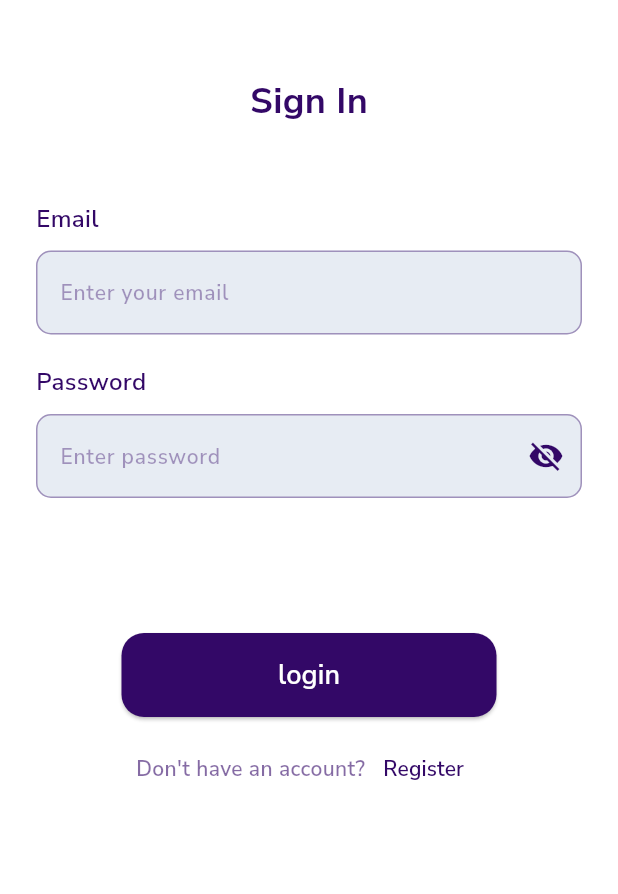
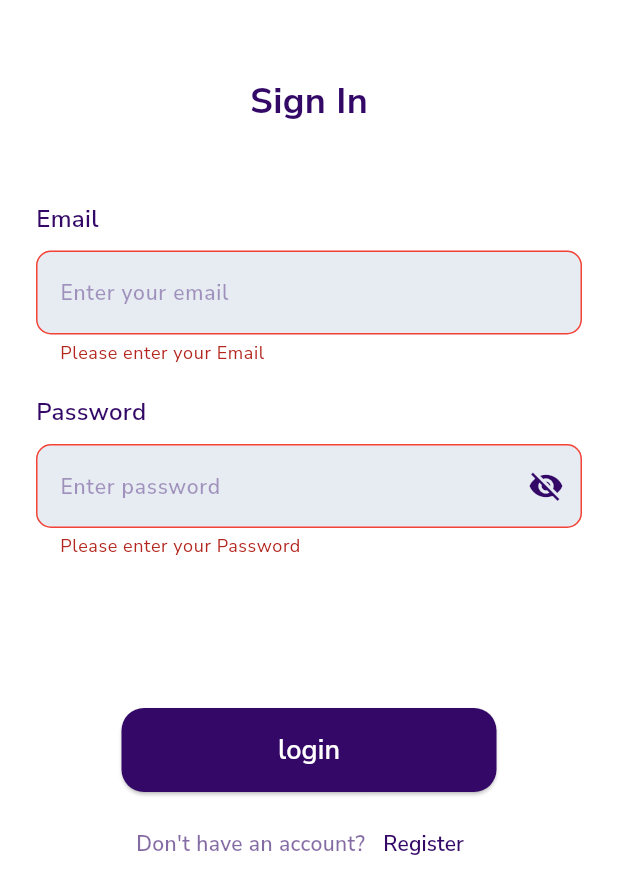
Before and after one commit to KhaledElalfy1/Skin-Sight-AI, a Flutter app: the SignInView screen opened directly, after a tap on "login", on a phone screen of 412 x 824 dp. Shown: the top 894 px of the screen. Run offline on Flutter 3.47's test engine with Material 3 defaults, Android fonts, the light colour scheme and no system bars; our stand-ins replace bloc, dartz, dio, flutter_bloc, fluttertoast, get_it and 4 more; accounts and stored records are empty.

Commit message:
finish sign in and cache token and onboarding

```diff
--- a/lib/core/database/api/end_points.dart
+++ b/lib/core/database/api/end_points.dart
@@ -1,4 +1,5 @@
 class EndPoints {
+  static String baseUrl = 'https://skin-sight.runasp.net';
   static String register = '/api/auth/register';
   static String login = '/api/auth/login';
 }
--- /dev/null
+++ b/lib/features/auth/data/models/sign_in_request_model.dart
@@ -0,0 +1,16 @@
+class SignInRequestModel {
+  final String email;
+  final String password;
+
+  SignInRequestModel({
+    required this.email,
+    required this.password,
+  });
+
+  Map<String, dynamic> toJson() {
+    return {
+      'email': email,
+      'password': password,
+    };
+  }
+}
--- a/lib/features/auth/data/repos/sign_in_repo.dart
+++ b/lib/features/auth/data/repos/sign_in_repo.dart
@@ -1,9 +1,9 @@
 import 'package:dartz/dartz.dart';
 import 'package:skin_sight_ai/core/database/api/api_error_model.dart';
+import 'package:skin_sight_ai/features/auth/data/models/sign_in_request_model.dart';
 
 abstract class SignInRepo {
   Future<Either<ApiErrorModel, String>> login({
-    required String email,
-    required String password,
+    required SignInRequestModel signInRequestModel
   });
 }
--- a/lib/features/auth/presentation/view_models/sign_in_cubit/sign_in_state.dart
+++ b/lib/features/auth/presentation/view_models/sign_in_cubit/sign_in_state.dart
@@ -1,6 +1,6 @@
-part of 'sign_in_cubit.dart';
 
-@immutable
+import 'package:skin_sight_ai/core/database/api/api_error_model.dart';
+
 sealed class SignInState {}
 
 final class SignUpInitial extends SignInState {}
--- a/lib/features/auth/presentation/views/widgets/custom_text_form_field.dart
+++ b/lib/features/auth/presentation/views/widgets/custom_text_form_field.dart
@@ -9,12 +9,14 @@ class CustomTextFormField extends StatefulWidget {
     required this.controller,
     required this.keyboardType,
     required this.isSuffixIcon,
+    this.isSecure = false,
     this.validator,
   });
   final String label, hintText;
   final TextEditingController controller;
   final TextInputType keyboardType;
   final bool isSuffixIcon;
+  final bool isSecure;
   final String? Function(String?)? validator;
 
   @override
@@ -22,7 +24,12 @@ class CustomTextFormField extends StatefulWidget {
 }
 
 class _CustomTextFormFieldState extends State<CustomTextFormField> {
-  bool isSecure = true;
+  late bool isSecure;
+  @override
+  void initState() {
+    isSecure = widget.isSecure;
+    super.initState();
+  }
 
   @override
   Widget build(BuildContext context) {
--- /dev/null
+++ b/lib/features/auth/presentation/views/widgets/sign_in_bloc_consumer.dart
@@ -0,0 +1,51 @@
+import 'package:flutter/material.dart';
+import 'package:flutter_bloc/flutter_bloc.dart';
+import 'package:skin_sight_ai/core/helpers/extentions.dart';
+import 'package:skin_sight_ai/core/routers/routing.dart';
+import 'package:skin_sight_ai/core/utils/app_colors.dart';
+import 'package:skin_sight_ai/core/widgets/custom_elevated_button.dart';
+import 'package:skin_sight_ai/core/widgets/toast.dart';
+import 'package:skin_sight_ai/features/auth/presentation/view_models/sign_in_cubit/sign_in_cubit.dart';
+import 'package:skin_sight_ai/features/auth/presentation/view_models/sign_in_cubit/sign_in_state.dart';
+
+class SignInBlocConsumer extends StatelessWidget {
+  const SignInBlocConsumer({
+    super.key,
+  });
+
+  @override
+  Widget build(BuildContext context) {
+    return BlocConsumer<SignInCubit, SignInState>(
+      listener: (context, state) {
+        if (state is SignUpSuccess) {
+          context.pushNamedAndRemoveUntil(
+            Routing.home,
+            predicate: (route) => false,
+          );
+        } else if (state is SignUpFailure) {
+          return errorToast(message: state.apiErrorModel.message ?? '');
+        }
+      },
+      builder: (context, state) {
+        return state is SignUpLoading
+            ? const Center(
+                child: CircularProgressIndicator(
+                  color: AppColors.primaryColor,
+                ),
+              )
+            : CustomElevatedButton(
+                onPressed: () {
+                  if (context
+                      .read<SignInCubit>()
+                      .formkey
+                      .currentState!
+                      .validate()) {
+                    context.read<SignInCubit>().signIn();
+                  }
+                },
+                label: 'login',
+              );
+      },
+    );
+  }
+}
--- /dev/null
+++ b/lib/features/auth/presentation/views/widgets/sign_in_form.dart
@@ -0,0 +1,39 @@
+import 'package:flutter/material.dart';
+import 'package:skin_sight_ai/features/auth/presentation/view_models/sign_in_cubit/sign_in_cubit.dart';
+import 'package:skin_sight_ai/features/auth/presentation/views/widgets/custom_text_form_field.dart';
+
+class SignInForm extends StatelessWidget {
+  const SignInForm({
+    super.key,
+  });
+
+  @override
+  Widget build(BuildContext context) {
+    final signInCubit = SignInCubit.get(context);
+    return Form(
+      key: signInCubit.formkey,
+      child: Column(
+        children: [
+          CustomTextFormField(
+            label: 'Email',
+            hintText: 'Enter your email',
+            controller: signInCubit.emailController,
+            keyboardType: TextInputType.emailAddress,
+            isSuffixIcon: false,
+          ),
+          const SizedBox(
+            height: 20,
+          ),
+          CustomTextFormField(
+            label: 'Password',
+            hintText: 'Enter password',
+            isSecure: true,
+            keyboardType: TextInputType.visiblePassword,
+            controller: signInCubit.passwordController,
+            isSuffixIcon: true,
+          ),
+        ],
+      ),
+    );
+  }
+}
--- a/lib/features/auth/presentation/views/widgets/sign_in_view_body.dart
+++ b/lib/features/auth/presentation/views/widgets/sign_in_view_body.dart
@@ -1,17 +1,15 @@
 import 'package:flutter/material.dart';
 import 'package:skin_sight_ai/core/routers/routing.dart';
 import 'package:skin_sight_ai/core/utils/app_colors.dart';
-import 'package:skin_sight_ai/core/widgets/custom_elevated_button.dart';
-import 'package:skin_sight_ai/features/auth/presentation/view_models/sign_in_cubit/sign_in_cubit.dart';
 import 'package:skin_sight_ai/features/auth/presentation/views/widgets/custom_app_bar.dart';
-import 'package:skin_sight_ai/features/auth/presentation/views/widgets/custom_text_form_field.dart';
+import 'package:skin_sight_ai/features/auth/presentation/views/widgets/sign_in_bloc_consumer.dart';
+import 'package:skin_sight_ai/features/auth/presentation/views/widgets/sign_in_form.dart';
 
 class SignInViewbody extends StatelessWidget {
   const SignInViewbody({super.key});
 
   @override
   Widget build(BuildContext context) {
-    final signInCubit = SignInCubit.get(context);
     return SingleChildScrollView(
       child: Padding(
         padding: const EdgeInsets.symmetric(horizontal: 24),
@@ -24,38 +22,16 @@ class SignInViewbody extends StatelessWidget {
               canBack: false,
             ),
             const SizedBox(height: 50),
-            CustomTextFormField(
-              label: 'Email',
-              hintText: 'Enter your email',
-              controller: signInCubit.emailController,
-              keyboardType: TextInputType.emailAddress,
-              isSuffixIcon: false,
-            ),
+            const SignInForm(),
             const SizedBox(
-              height: 20,
-            ),
-            CustomTextFormField(
-              label: 'Password',
-              hintText: 'Enter password',
-              keyboardType: TextInputType.visiblePassword,
-              controller: signInCubit.passwordController,
-              isSuffixIcon: true,
-            ),
-            const SizedBox(
-              height: 20,
-            ),
-            const SizedBox(
-              height: 20,
-            ),
-            const SizedBox(
-              height: 50,
+              height: 100,
             ),
             Row(
               mainAxisAlignment: MainAxisAlignment.center,
               children: [
                 Column(
                   children: [
-                    CustomElevatedButton(onPressed: () {}, label: 'login'),
+                   const  SignInBlocConsumer(),
                     const SizedBox(
                       height: 10,
                     ),
--- a/lib/features/splash/presentation/view/splash_view.dart
+++ b/lib/features/splash/presentation/view/splash_view.dart
@@ -60,11 +60,15 @@ class _SplashViewState extends State<SplashView> {
   }
 
   getInitRoute() async {
+    final token = getIt<CacheHelper>().getString(key: CacheKeys.token);
     bool isFirstTime =
         getIt<CacheHelper>().getBool(key: CacheKeys.isFirstTime) ?? true;
     if (mounted) {
-      if (!isFirstTime) {
+      if (token != null) {
         context.pushReplacementNamed(Routing.home);
+      }
+     else if (!isFirstTime) {
+        context.pushReplacementNamed(Routing.signIn);
       } else {
         context.pushReplacementNamed(Routing.onboarding);
       }
--- a/lib/main.dart
+++ b/lib/main.dart
@@ -20,7 +20,7 @@ class SkinSightAI extends StatelessWidget {
     return MaterialApp(
       debugShowCheckedModeBanner: false,
 
-      initialRoute: Routing.profile,
+      initialRoute: Routing.splash,
 
       theme: ThemeData(
         scaffoldBackgroundColor: Colors.white,
--- a/pubspec.yaml
+++ b/pubspec.yaml
@@ -29,18 +29,19 @@ environment:
 # versions available, run `flutter pub outdated`.
 dependencies:
   cupertino_icons: ^1.0.8
+  dartz: ^0.10.1
   dio: ^5.8.0+1
   flutter:
     sdk: flutter
   flutter_bloc: ^9.1.0
   flutter_svg: ^2.1.0
+  fluttertoast: ^8.2.12
   get_it: ^8.0.3
   google_fonts: ^6.2.1
   image_picker: ^1.1.2
   jwt_decode: ^0.3.1
   pretty_dio_logger: ^1.4.0
   shared_preferences: ^2.5.3
-  dartz: ^0.10.1
 
 dev_dependencies:
   flutter_lints: ^4.0.0
```
Also changed, not shown: lib/core/database/api/dio_factory.dart (+4 -3 lines), lib/core/widgets/toast.dart (added, +24 -0 lines), lib/features/auth/data/repos/sign_in_repo_impl.dart (+9 -6 lines), lib/features/auth/presentation/view_models/sign_in_cubit/sign_in_cubit.dart (+31 -6 lines), lib/features/onBoarding/presentation/view/onBoarding_view.dart (+10 -1 lines), pubspec.lock.
